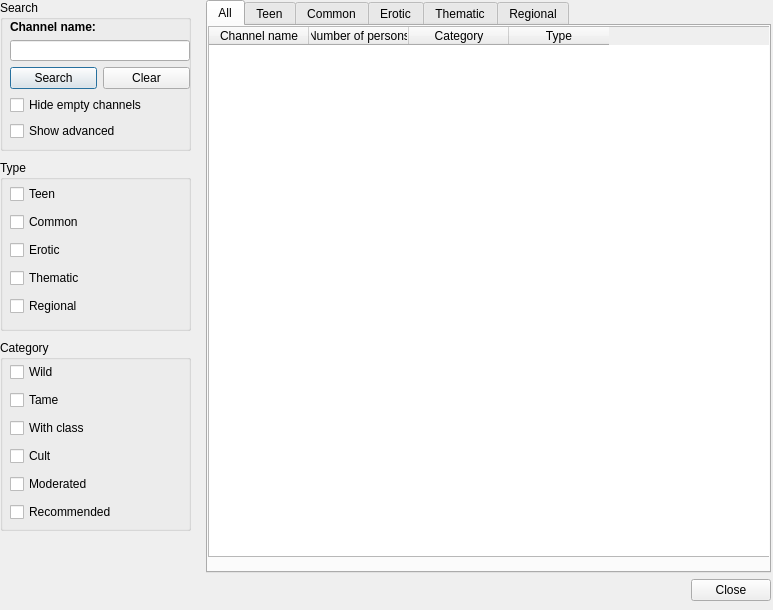
Qt form ui/channel_list.ui (gitter-badger/simplechatclient) before a commit.
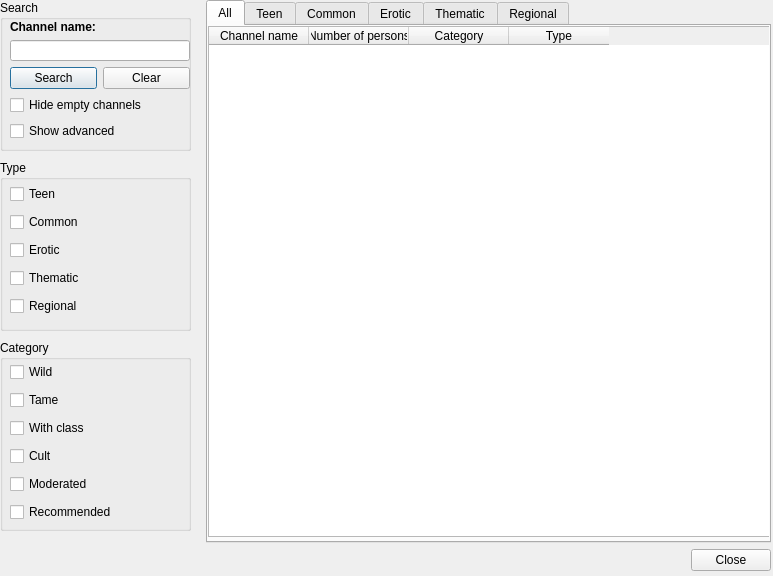
The same form after that commit. Icons and pictures are not drawn.

Commit message: fixed channel list layout

The edit to the form file:
```diff
--- a/ui/channel_list.ui
+++ b/ui/channel_list.ui
@@ -10,7 +10,7 @@
     <x>0</x>
     <y>0</y>
     <width>773</width>
-    <height>610</height>
+    <height>576</height>
    </rect>
   </property>
   <property name="sizePolicy">
@@ -35,7 +35,7 @@
      <x>0</x>
      <y>0</y>
      <width>771</width>
-     <height>601</height>
+     <height>571</height>
     </rect>
    </property>
    <layout class="QVBoxLayout" name="verticalLayout">
@@ -281,7 +281,7 @@
             <x>0</x>
             <y>0</y>
             <width>591</width>
-            <height>531</height>
+            <height>511</height>
            </rect>
           </property>
           <property name="minimumSize">
```
